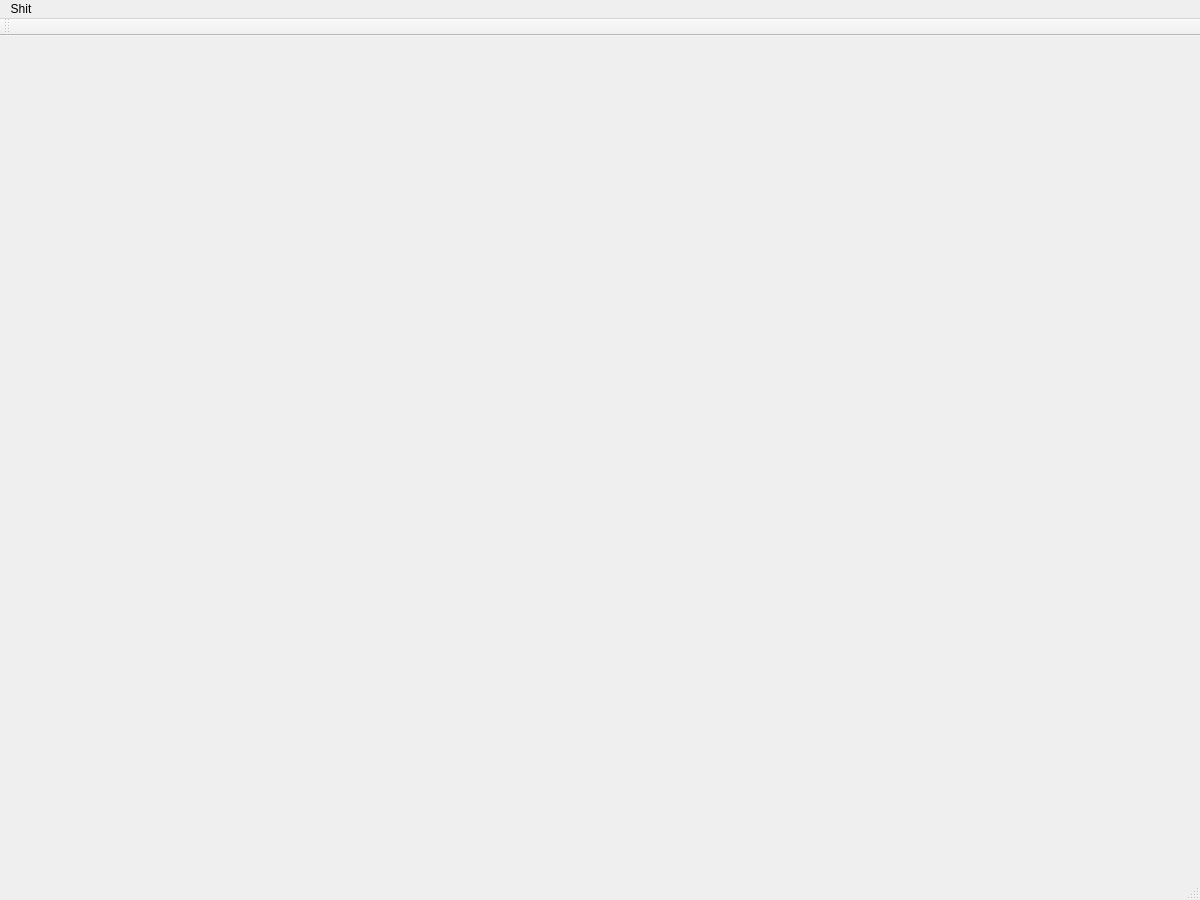
Before: the Qt Designer form windows-project/src/TerminalWindow.ui in Meta-Team/Meta-Terminal-X, drawn with Qt 5.
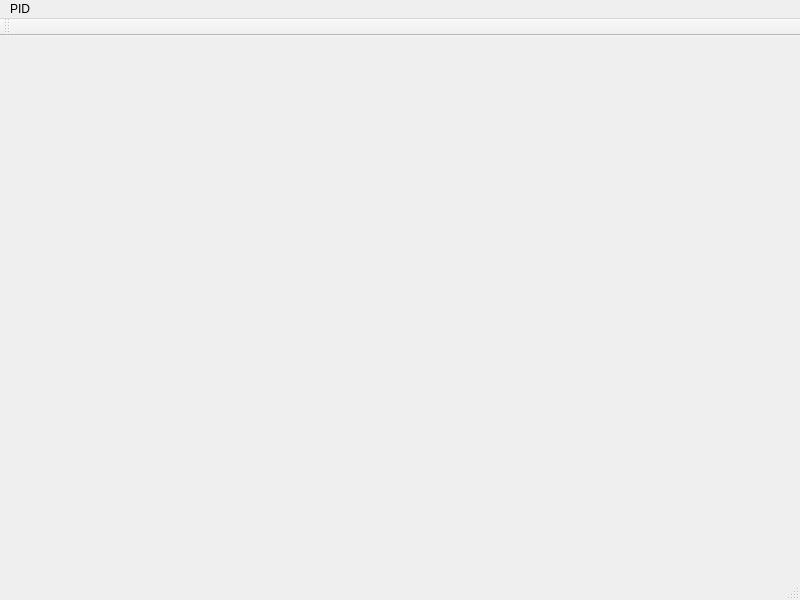
After: the same form once the commit is applied. Icons and pictures are not drawn.

```diff
--- a/windows-project/src/TerminalWindow.ui
+++ b/windows-project/src/TerminalWindow.ui
@@ -6,8 +6,8 @@
    <rect>
     <x>0</x>
     <y>0</y>
-    <width>1200</width>
-    <height>900</height>
+    <width>800</width>
+    <height>600</height>
    </rect>
   </property>
   <property name="windowTitle">
@@ -23,16 +23,16 @@
     <rect>
      <x>0</x>
      <y>0</y>
-     <width>1200</width>
-     <height>22</height>
+     <width>800</width>
+     <height>36</height>
     </rect>
    </property>
-   <widget class="QMenu" name="menuShit">
+   <widget class="QMenu" name="menuPID">
     <property name="title">
-     <string>Shit</string>
+     <string>PID</string>
     </property>
    </widget>
-   <addaction name="menuShit"/>
+   <addaction name="menuPID"/>
   </widget>
   <widget class="QToolBar" name="toolBar">
    <property name="windowTitle">
```
Left out of the diff: 90 changed lines with no effect on the pictures.
